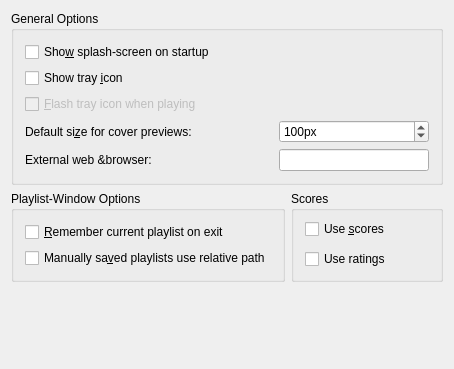
Above: src/configdialog/dialogs/GeneralConfig.ui from KDE/amarok before the change. Below: the same form after it.
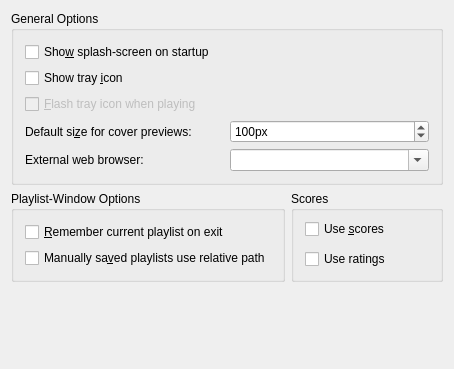
That is the form after the change. Custom widgets are drawn as their Qt base class.

Commit message: Much better! Use a QComboBox which allows us to have both the drop down list and the text entry in the same widget. Takes up less space, uses fewer widgets and is less confusing! Also a small string fix.

What changed in the file:
```diff
--- a/src/configdialog/dialogs/GeneralConfig.ui
+++ b/src/configdialog/dialogs/GeneralConfig.ui
@@ -102,7 +102,7 @@
       <item row="4" column="0" >
        <widget class="QLabel" name="textLabel1_2" >
         <property name="text" >
-         <string>External web &amp;browser:</string>
+         <string>External web browser:</string>
         </property>
         <property name="wordWrap" >
          <bool>false</bool>
@@ -110,24 +110,12 @@
        </widget>
       </item>
       <item row="4" column="1" >
-       <widget class="KLineEdit" name="kcfg_ExternalBrowser" >
-        <property name="enabled" >
-         <bool>true</bool>
-        </property>
-        <property name="sizePolicy" >
-         <sizepolicy vsizetype="Fixed" hsizetype="Fixed" >
-          <horstretch>0</horstretch>
-          <verstretch>0</verstretch>
-         </sizepolicy>
-        </property>
-        <property name="minimumSize" >
-         <size>
-          <width>150</width>
-          <height>0</height>
-         </size>
-        </property>
+       <widget class="QComboBox" name="kcfg_ExternalBrowser" >
         <property name="toolTip" >
-         <string>Enter filename of external web browser. Leave blank for default.</string>
+         <string>Select browser from the list or type in filename of custom browser</string>
+        </property>
+        <property name="editable" >
+         <bool>true</bool>
         </property>
        </widget>
       </item>
@@ -228,13 +216,6 @@
  </widget>
  <layoutdefault spacing="6" margin="11" />
  <pixmapfunction>qPixmapFromMimeSource</pixmapfunction>
- <customwidgets>
-  <customwidget>
-   <class>KLineEdit</class>
-   <extends>QLineEdit</extends>
-   <header>klineedit.h</header>
-  </customwidget>
- </customwidgets>
  <includes>
   <include location="local" >kcombobox.h</include>
   <include location="local" >klineedit.h</include>
```
The commit also changes 1 other file.
